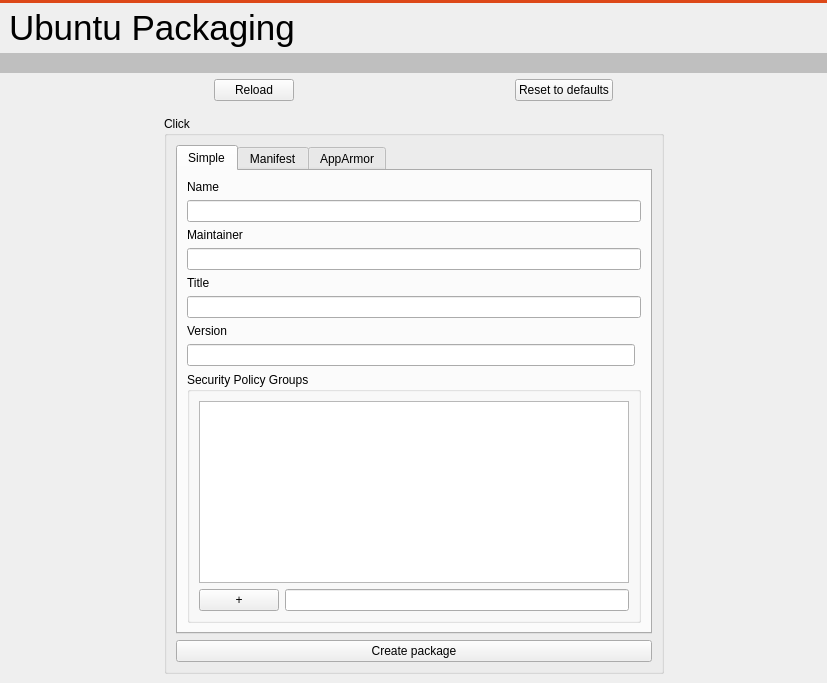
Old version of the form src/ubuntu/ubuntupackagingwidget.ui in the repository runelabs/qtcreator-plugin-ubuntu.
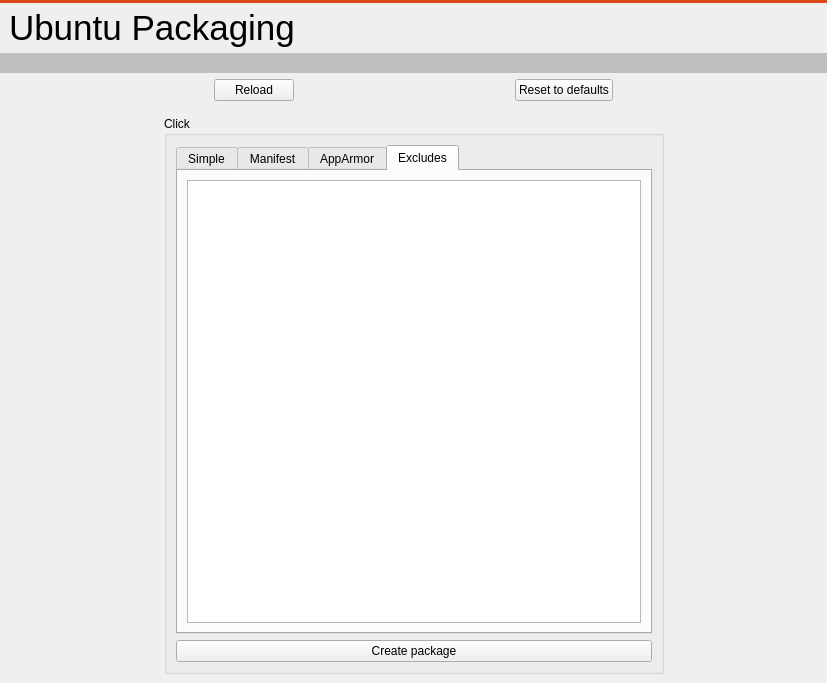
New version of the form. The open tabs and pages were chosen to show the change.

```diff
--- a/src/ubuntu/ubuntupackagingwidget.ui
+++ b/src/ubuntu/ubuntupackagingwidget.ui
@@ -354,6 +354,16 @@
                     </item>
                    </layout>
                   </widget>
+                  <widget class="QWidget" name="tabExcludes">
+                   <attribute name="title">
+                    <string>Excludes</string>
+                   </attribute>
+                   <layout class="QVBoxLayout" name="verticalLayout_8">
+                    <item>
+                     <widget class="QPlainTextEdit" name="plainTextEdit_excludes"/>
+                    </item>
+                   </layout>
+                  </widget>
                  </widget>
                 </item>
                 <item>
```
Left out of the diff: 2 changed lines with no effect on the pictures.
